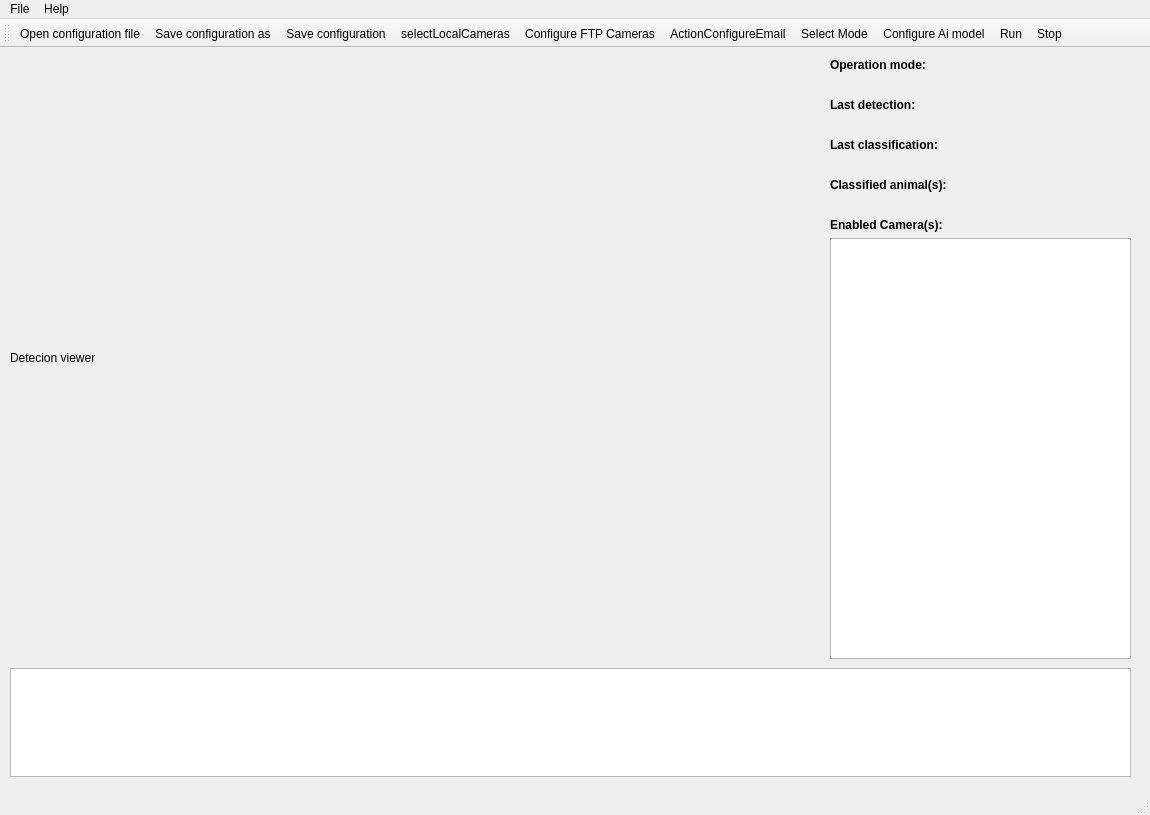
Old version of the form src/ui/mainwindow.ui in the repository stefanodellosa-personal/WADAS.
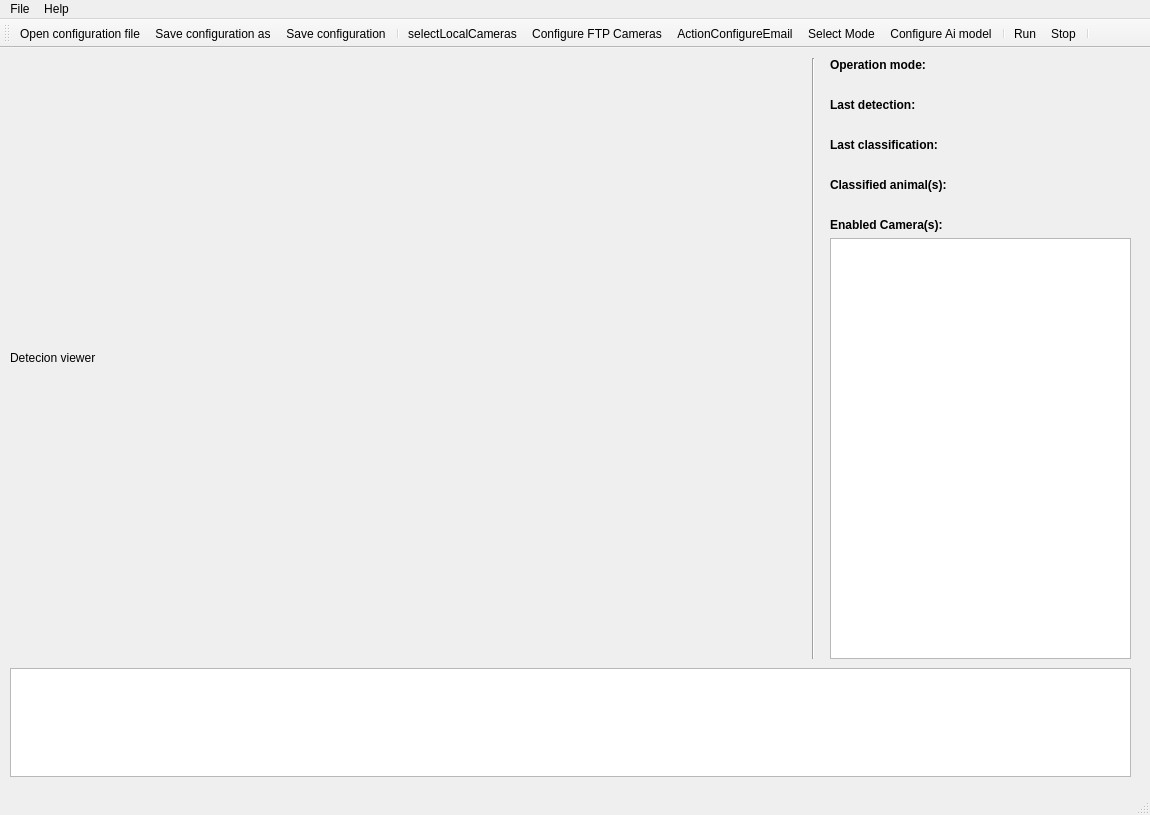
New version of the form. Icons and pictures are not drawn.

Commit message:
Added logging level selection to UI
* Added logging level selection to UI

What changed in the file:
```diff
--- a/src/ui/mainwindow.ui
+++ b/src/ui/mainwindow.ui
@@ -179,6 +179,19 @@
      </item>
     </layout>
    </widget>
+   <widget class="Line" name="line">
+    <property name="geometry">
+     <rect>
+      <x>803</x>
+      <y>10</y>
+      <width>20</width>
+      <height>601</height>
+     </rect>
+    </property>
+    <property name="orientation">
+     <enum>Qt::Orientation::Vertical</enum>
+    </property>
+   </widget>
   </widget>
   <widget class="QMenuBar" name="menubar">
    <property name="geometry">
@@ -221,13 +234,16 @@
    <addaction name="actionOpen_configuration_file"/>
    <addaction name="actionSave_configuration_as"/>
    <addaction name="actionSave_configuration"/>
+   <addaction name="separator"/>
    <addaction name="actionSelectLocalCameras"/>
    <addaction name="actionConfigure_FTP_Cameras"/>
    <addaction name="actionActionConfigureEmail"/>
    <addaction name="actionSelect_Mode"/>
    <addaction name="actionConfigure_Ai_model"/>
+   <addaction name="separator"/>
    <addaction name="actionRun"/>
    <addaction name="actionStop"/>
+   <addaction name="separator"/>
   </widget>
   <action name="actionSelect_Mode">
    <property name="icon">
```
Left out of the diff: 6 changed lines with no effect on the pictures. The commit also changes 3 other files.
